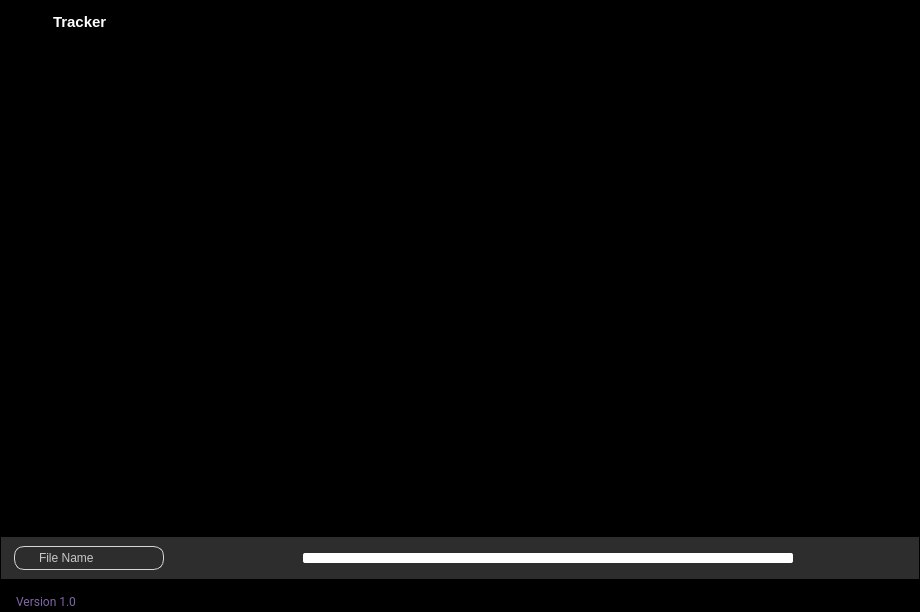
Old version of the form ui/pages/heatmap.ui in the repository elian-olbz/mlbb-drafting-and-simulation-tools.
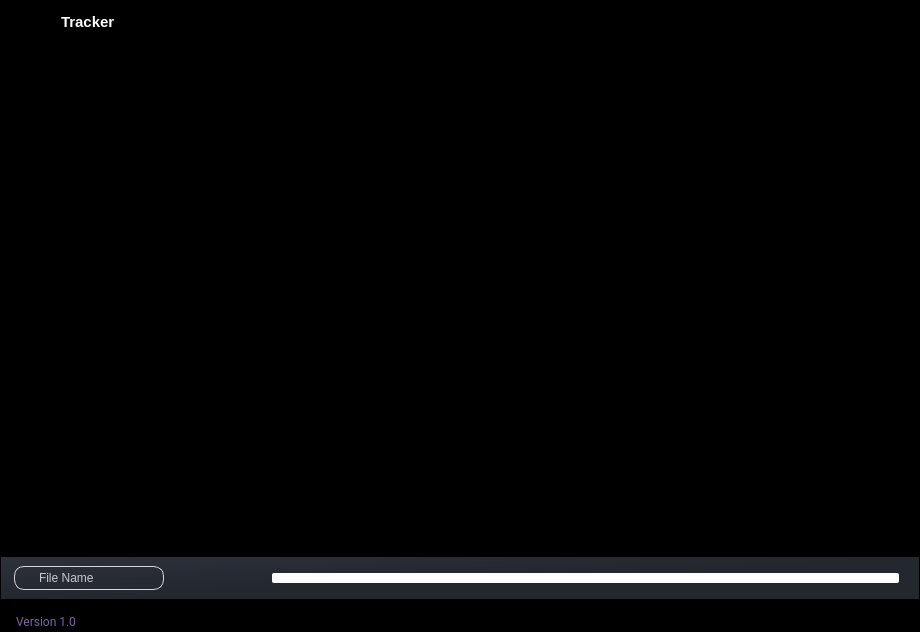
New version of the form. Icons and pictures are not drawn.

Commit message: Added buttons hover and press effect. Main page butttons replaced. Filtered pick/ban button on PD

What changed in the file:
```diff
--- a/ui/pages/heatmap.ui
+++ b/ui/pages/heatmap.ui
@@ -7,7 +7,7 @@
     <x>0</x>
     <y>0</y>
     <width>920</width>
-    <height>612</height>
+    <height>632</height>
    </rect>
   </property>
   <property name="windowTitle">
@@ -73,12 +73,7 @@
 margin:0;
 color:#fff
 }
-QPushButton{
-text-align:left;
-padding: 5px 10px;
-border-top-left-radius: 10px;
-border-bottom-left-radius: 10px;
-}</string>
+</string>
          </property>
          <property name="frameShape">
           <enum>QFrame::StyledPanel</enum>
@@ -197,7 +192,7 @@
                     <number>8</number>
                    </property>
                    <property name="leftMargin">
-                    <number>12</number>
+                    <number>10</number>
                    </property>
                    <property name="topMargin">
                     <number>2</number>
@@ -210,6 +205,22 @@
                    </property>
                    <item alignment="Qt::AlignLeft">
                     <widget class="QPushButton" name="home_btn">
+                     <property name="styleSheet">
+                      <string notr="true">QPushButton{
+text-align:center;
+padding: 5px 5px;
+border-radius: 5px;
+}
+
+QPushButton:hover {
+    background-color: #23272e;
+}
+
+QPushButton:pressed {	
+    background-color: rgb(62, 69, 82);
+    color: rgb(255, 255, 255);
+}</string>
+                     </property>
                      <property name="text">
                       <string/>
                      </property>
@@ -241,6 +252,201 @@
                   </layout>
                  </widget>
                 </item>
+                <item>
+                 <spacer name="horizontalSpacer">
+                  <property name="orientation">
+                   <enum>Qt::Horizontal</enum>
+                  </property>
+                  <property name="sizeHint" stdset="0">
+                   <size>
+                    <width>40</width>
+                    <height>20</height>
+                   </size>
+                  </property>
+                 </spacer>
+                </item>
+                <item>
+                 <widget class="QFrame" name="frame">
+                  <property name="styleSheet">
+                   <string notr="true">QPushButton{
+text-align:center;
+padding: 5px 5px;
+border-radius: 5px;
+}
+
+QPushButton:hover {
+    background-color: #23272e;
+}
+
+QPushButton:pressed {	
+    background-color: rgb(62, 69, 82);
+    color: rgb(255, 255, 255);
+}</string>
+                  </property>
+                  <property name="frameShape">
+                   <enum>QFrame::StyledPanel</enum>
+                  </property>
+                  <property name="frameShadow">
+                   <enum>QFrame::Raised</enum>
+                  </property>
+                  <layout class="QHBoxLayout" name="horizontalLayout">
+                   <property name="spacing">
+                    <number>10</number>
+                   </property>
+                   <property name="leftMargin">
+                    <number>0</number>
+                   </property>
+                   <property name="topMargin">
+                    <number>0</number>
+                   </property>
+                   <property name="rightMargin">
+                    <number>0</number>
+                   </property>
+                   <property name="bottomMargin">
+                    <number>0</number>
+                   </property>
+                   <item>
+                    <widget class="QFrame" name="frame_8">
+                     <property name="styleSheet">
+                      <string notr="true"/>
+                     </property>
+                     <property name="frameShape">
+                      <enum>QFrame::StyledPanel</enum>
+                     </property>
+                     <property name="frameShadow">
+                      <enum>QFrame::Raised</enum>
+                     </property>
+                     <layout class="QVBoxLayout" name="verticalLayout_8">
+                      <property name="spacing">
+                       <number>0</number>
+                      </property>
+                      <property name="leftMargin">
+                       <number>10</number>
+                      </property>
+                      <property name="topMargin">
+                       <number>4</number>
+                      </property>
+                      <property name="rightMargin">
+                       <number>0</number>
+                      </property>
+                      <property name="bottomMargin">
+                       <number>4</number>
+                      </property>
+                      <item>
+                       <widget class="QPushButton" name="open_btn">
+                        <property name="sizePolicy">
+                         <sizepolicy hsizetype="Fixed" vsizetype="Fixed">
+                          <horstretch>0</horstretch>
+                          <verstretch>0</verstretch>
+                         </sizepolicy>
+                        </property>
+                        <property name="minimumSize">
+                         <size>
+                          <width>30</width>
+                          <height>30</height>
+                         </size>
+                        </property>
+                        <property name="maximumSize">
+                         <size>
+                          <width>30</width>
+                          <height>30</height>
+                         </size>
+                        </property>
+                        <property name="toolTip">
+                         <string>Open</string>
+                        </property>
+                        <property name="styleSheet">
+                         <string notr="true"/>
+                        </property>
+                        <property name="text">
+                         <string/>
+                        </property>
+                        <property name="icon">
+                         <iconset resource="../rsc.qrc">
+                          <normaloff>:/icons/icons/folder.svg</normaloff>:/icons/icons/folder.svg</iconset>
+                        </property>
+                        <property name="iconSize">
+                         <size>
+                          <width>18</width>
+                          <height>18</height>
+                         </size>
+                        </property>
+                       </widget>
+                      </item>
+                     </layout>
+                    </widget>
+                   </item>
+                   <item>
+                    <widget class="QFrame" name="frame_10">
+                     <property name="styleSheet">
+                      <string notr="true"/>
+                     </property>
+                     <property name="frameShape">
+                      <enum>QFrame::StyledPanel</enum>
+                     </property>
+                     <property name="frameShadow">
+                      <enum>QFrame::Raised</enum>
+                     </property>
+                     <layout class="QVBoxLayout" name="verticalLayout_10">
+                      <property name="spacing">
+                       <number>0</number>
+                      </property>
+                      <property name="leftMargin">
+                       <number>0</number>
+                      </property>
+                      <property name="topMargin">
+                       <number>4</number>
+                      </property>
+                      <property name="rightMargin">
+                       <number>0</number>
+                      </property>
+                      <property name="bottomMargin">
+                       <number>4</number>
+                      </property>
+                      <item>
+                       <widget class="QPushButton" name="save_btn">
+                        <property name="sizePolicy">
+                         <sizepolicy hsizetype="Fixed" vsizetype="Fixed">
+                          <horstretch>0</horstretch>
+                          <verstretch>0</verstretch>
+                         </sizepolicy>
+                        </property>
+                        <property name="minimumSize">
+                         <size>
+                          <width>30</width>
+                          <height>30</height>
+                         </size>
+                        </property>
+                        <property name="maximumSize">
+                         <size>
+                          <width>30</width>
+                          <height>30</height>
+                         </size>
+                        </property>
+                        <property name="toolTip">
+                         <string>Save</string>
+                        </property>
+                        <property name="text">
+                         <string/>
+                        </property>
+                        <property name="icon">
+                         <iconset resource="../rsc.qrc">
+                          <normaloff>:/icons/icons/save.svg</normaloff>:/icons/icons/save.svg</iconset>
+                        </property>
+                        <property name="iconSize">
+                         <size>
+                          <width>18</width>
+                          <height>18</height>
+                         </size>
+                        </property>
+                       </widget>
+                      </item>
+                     </layout>
+                    </widget>
+                   </item>
+                  </layout>
+                 </widget>
+                </item>
                 <item alignment="Qt::AlignRight">
                  <widget class="QFrame" name="frame_btns">
                   <property name="minimumSize">
@@ -255,6 +461,22 @@
                     <height>16777215</height>
                    </size>
                   </property>
+                  <property name="styleSheet">
+                   <string notr="true">QPushButton{
+text-align:center;
+padding: 5px 5px;
+border-radius: 5px;
+}
+
+QPushButton:hover {
+    background-color: #23272e;
+}
+
+QPushButton:pressed {	
+    background-color: rgb(62, 69, 82);
+    color: rgb(255, 255, 255);
+}</string>
+                  </property>
                   <property name="frameShape">
                    <enum>QFrame::StyledPanel</enum>
                   </property>
@@ -263,7 +485,7 @@
                   </property>
                   <layout class="QHBoxLayout" name="horizontalLayout_10">
                    <property name="spacing">
-                    <number>20</number>
+                    <number>0</number>
                    </property>
                    <property name="leftMargin">
                     <number>20</number>
@@ -281,23 +503,21 @@
                     <widget class="QPushButton" name="btn_min">
                      <property name="minimumSize">
                       <size>
-                       <width>16</width>
-                       <height>16</height>
+                       <width>0</width>
+                       <height>0</height>
                       </size>
                      </property>
                      <property name="maximumSize">
                       <size>
-                       <width>17</width>
-                       <height>17</height>
+                       <width>30</width>
+                       <height>30</height>
                       </size>
                      </property>
                      <property name="toolTip">
                       <string>Minimize</string>
                      </property>
                      <property name="styleSheet">
-                      <string notr="true">QPushButton:hover {	
-	background-color: #23272e;
-}</string>
+                      <string notr="true"/>
                      </property>
                      <property name="text">
                       <string/>
@@ -312,23 +532,21 @@
                     <widget class="QPushButton" name="btn_max">
                      <property name="minimumSize">
                       <size>
-                       <width>16</width>
-                       <height>16</height>
+                       <width>0</width>
+                       <height>0</height>
                       </size>
                      </property>
                      <property name="maximumSize">
                       <size>
-                       <width>17</width>
-                       <height>17</height>
+                       <width>30</width>
+                       <height>30</height>
                       </size>
                      </property>
                      <property name="toolTip">
                       <string>Minimize</string>
                      </property>
                      <property name="styleSheet">
-                      <string notr="true">QPushButton:hover {	
-	background-color: #23272e;
-}</string>
+                      <string notr="true"/>
                      </property>
                      <property name="text">
                       <string/>
@@ -343,23 +561,21 @@
                     <widget class="QPushButton" name="btn_close">
                      <property name="minimumSize">
                       <size>
-                       <width>16</width>
-                       <height>16</height>
+                       <width>0</width>
+                       <height>0</height>
                       </size>
                      </property>
                      <property name="maximumSize">
                       <size>
-                       <width>17</width>
-                       <height>17</height>
+                       <width>30</width>
+                       <height>30</height>
                       </size>
                      </property>
                      <property name="toolTip">
                       <string>Close</string>
                      </property>
                      <property name="styleSheet">
-                      <string notr="true">QPushButton:hover {		
-	background-color: #23272e;
-}</string>
+                      <string notr="true"/>
                      </property>
                      <property name="text">
                       <string/>
@@ -630,9 +846,11 @@
                               </property>
                               <property name="styleSheet">
                                <string notr="true">QFrame #frame_4{
-background-color: rgba(77, 77, 77, 150);
+background-color: qlineargradient(spread:pad, x1:0, y1:0, x2:1, y2:1, stop:0 rgba(44, 49, 60, 255), stop:0.521368 rgba(35, 39, 46, 255));
 border-radius:0px;
-}</string>
+}
+
+</string>
                               </property>
                               <property name="frameShape">
                                <enum>QFrame::StyledPanel</enum>
@@ -651,7 +869,7 @@
                                 <number>0</number>
                                </property>
                                <property name="rightMargin">
-                                <number>4</number>
+                                <number>20</number>
                                </property>
                                <property name="bottomMargin">
                                 <number>0</number>
@@ -668,6 +886,9 @@
                                   <enum>QFrame::Raised</enum>
                                  </property>
                                  <layout class="QHBoxLayout" name="horizontalLayout_6">
+                                  <property name="rightMargin">
+                                   <number>0</number>
+                                  </property>
                                   <item alignment="Qt::AlignVCenter">
                                    <widget class="QFrame" name="frame_14">
                                     <property name="minimumSize">
@@ -724,10 +945,30 @@
                                  </layout>
                                 </widget>
                                </item>
-                               <item alignment="Qt::AlignVCenter">
+                               <item alignment="Qt::AlignHCenter|Qt::AlignVCenter">
                                 <widget class="QFrame" name="frame_7">
+                                 <property name="minimumSize">
+                                  <size>
+                                   <width>100</width>
+                                   <height>0</height>
+                                  </size>
+                                 </property>
                                  <property name="styleSheet">
-                                  <string notr="true"/>
+                                  <string notr="true">QPushButton{
+text-align:center;
+padding: 5px 5px;
+border-radius: 5px;
+}
+
+QPushButton:hover {
+    background-color: rgb(62, 69, 82);
+}
+
+QPushButton:pressed {	
+   
+	background-color: rgb(71, 77, 96);
+    color: rgb(255, 255, 255);
+}</string>
                                  </property>
                                  <property name="frameShape">
                                   <enum>QFrame::StyledPanel</enum>
@@ -739,9 +980,15 @@
                                   <property name="spacing">
                                    <number>0</number>
                                   </property>
+                                  <property name="leftMargin">
+                                   <number>0</number>
+                                  </property>
                                   <property name="topMargin">
                                    <number>4</number>
                                   </property>
+                                  <property name="rightMargin">
+                                   <number>0</number>
+                                  </property>
                                   <property name="bottomMargin">
                                    <number>4</number>
                                   </property>
@@ -904,109 +1151,6 @@
                                  </property>
                                 </widget>
                                </item>
-                               <item alignment="Qt::AlignVCenter">
-                                <widget class="QFrame" name="frame_8">
-                                 <property name="styleSheet">
-                                  <string notr="true"/>
-                                 </property>
-                                 <property name="frameShape">
-                                  <enum>QFrame::StyledPanel</enum>
-                                 </property>
-                                 <property name="frameShadow">
-                                  <enum>QFrame::Raised</enum>
-                                 </property>
-                                 <layout class="QVBoxLayout" name="verticalLayout_8">
-                                  <property name="spacing">
-                                   <number>0</number>
-                                  </property>
-                                  <property name="leftMargin">
-                                   <number>10</number>
-                                  </property>
-                                  <property name="topMargin">
-                                   <number>4</number>
-                                  </property>
-                                  <property name="rightMargin">
-                                   <number>0</number>
-                                  </property>
-                                  <property name="bottomMargin">
-                                   <number>4</number>
-                                  </property>
-                                  <item>
-                                   <widget class="QPushButton" name="open_btn">
-                                    <property name="toolTip">
-                                     <string>Open</string>
-                                    </property>
-                                    <property name="styleSheet">
-                                     <string notr="true"/>
-                                    </property>
-                                    <property name="text">
-                                     <string/>
-                                    </property>
-                                    <property name="icon">
-                                     <iconset resource="../rsc.qrc">
-                                      <normaloff>:/icons/icons/folder.svg</normaloff>:/icons/icons/folder.svg</iconset>
-                                    </property>
-                                    <property name="iconSize">
-                                     <size>
-                                      <width>20</width>
-                                      <height>20</height>
-                                     </size>
-                                    </property>
-                                   </widget>
-                                  </item>
-                                 </layout>
-                                </widget>
-                               </item>
-                               <item alignment="Qt::AlignVCenter">
-                                <widget class="QFrame" name="frame_10">
-                                 <property name="styleSheet">
-                                  <string notr="true"/>
-                                 </property>
-                                 <property name="frameShape">
-                                  <enum>QFrame::StyledPanel</enum>
-                                 </property>
-                                 <property name="frameShadow">
-                                  <enum>QFrame::Raised</enum>
-                                 </property>
-                                 <layout class="QVBoxLayout" name="verticalLayout_10">
-                                  <property name="spacing">
-                                   <number>0</number>
-                                  </property>
-                                  <property name="leftMargin">
-                                   <number>0</number>
-                                  </property>
-                                  <property name="topMargin">
-                                   <number>4</number>
-                                  </property>
-                                  <property name="rightMargin">
-                                   <number>0</number>
-                                  </property>
-                                  <property name="bottomMargin">
-                                   <number>4</number>
-                                  </property>
-                                  <item>
-                                   <widget class="QPushButton" name="save_btn">
-                                    <property name="toolTip">
-                                     <string>Save</string>
-                                    </property>
-                                    <property name="text">
-                                     <string/>
-                                    </property>
-                                    <property name="icon">
-                                     <iconset resource="../rsc.qrc">
-                                      <normaloff>:/icons/icons/save.svg</normaloff>:/icons/icons/save.svg</iconset>
-                                    </property>
-                                    <property name="iconSize">
-                                     <size>
-                                      <width>20</width>
-                                      <height>20</height>
-                                     </size>
-                                    </property>
-                                   </widget>
-                                  </item>
-                                 </layout>
-                                </widget>
-                               </item>
                               </layout>
                              </widget>
                             </item>
```
The commit also changes 14 other files.
